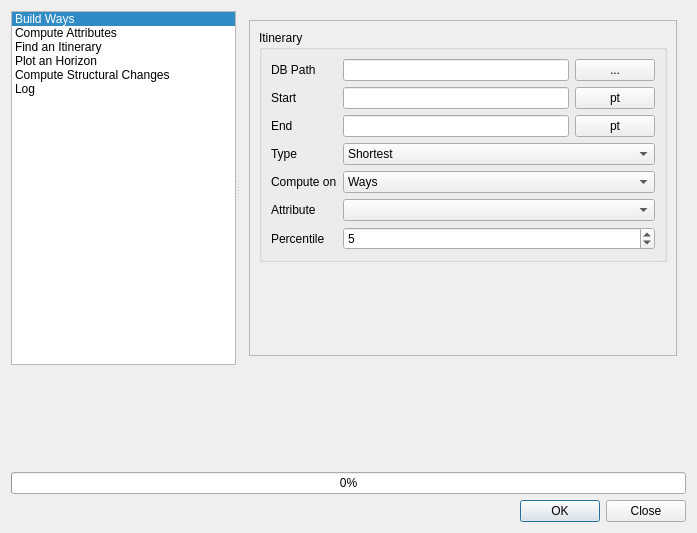
The window that src/morpheo/gui/ui/morpheo_dialog.ui (MorphoCity/morpheo-plugin) describes before a commit, drawn with Qt 5.
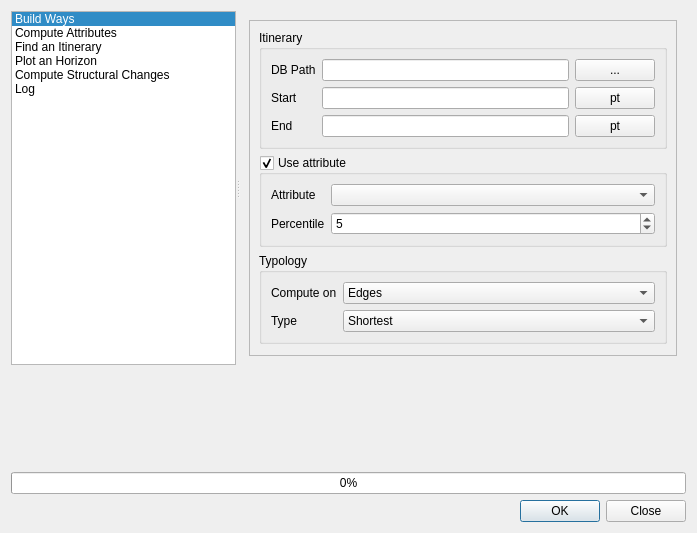
The same window after the commit. The open tabs and pages were chosen to show the change.

Commit message: QGIS Plugin: compute path

The edit to the form file:
```diff
--- a/src/morpheo/gui/ui/morpheo_dialog.ui
+++ b/src/morpheo/gui/ui/morpheo_dialog.ui
@@ -625,7 +625,7 @@
                 <x>0</x>
                 <y>0</y>
                 <width>428</width>
-                <height>285</height>
+                <height>357</height>
                </rect>
               </property>
               <property name="sizePolicy">
@@ -668,13 +668,6 @@
                     </property>
                    </widget>
                   </item>
-                  <item row="5" column="0">
-                   <widget class="QLabel" name="lPathWayAttribute">
-                    <property name="text">
-                     <string>Attribute</string>
-                    </property>
-                   </widget>
-                  </item>
                   <item row="2" column="1">
                    <layout class="QHBoxLayout" name="horizontalLayout_4">
                     <item>
@@ -696,20 +689,6 @@
                     </property>
                    </widget>
                   </item>
-                  <item row="4" column="0">
-                   <widget class="QLabel" name="lPathComputeOn">
-                    <property name="text">
-                     <string>Compute on</string>
-                    </property>
-                   </widget>
-                  </item>
-                  <item row="3" column="0">
-                   <widget class="QLabel" name="lPathType">
-                    <property name="text">
-                     <string>Type</string>
-                    </property>
-                   </widget>
-                  </item>
                   <item row="1" column="1">
                    <layout class="QHBoxLayout" name="horizontalLayout_3">
                     <item>
@@ -724,49 +703,6 @@
                     </item>
                    </layout>
                   </item>
-                  <item row="3" column="1">
-                   <widget class="QComboBox" name="cbxPathType">
-                    <item>
-                     <property name="text">
-                      <string>Shortest</string>
-                     </property>
-                    </item>
-                    <item>
-                     <property name="text">
-                      <string>Simplest</string>
-                     </property>
-                    </item>
-                    <item>
-                     <property name="text">
-                      <string>Azimuth</string>
-                     </property>
-                    </item>
-                    <item>
-                     <property name="text">
-                      <string>Way simplest</string>
-                     </property>
-                    </item>
-                    <item>
-                     <property name="text">
-                      <string>Naive azimuth</string>
-                     </property>
-                    </item>
-                   </widget>
-                  </item>
-                  <item row="4" column="1">
-                   <widget class="QComboBox" name="cbxPathComputeOn">
-                    <item>
-                     <property name="text">
-                      <string>Ways</string>
-                     </property>
-                    </item>
-                    <item>
-                     <property name="text">
-                      <string>Edges</string>
-                     </property>
-                    </item>
-                   </widget>
-                  </item>
                   <item row="1" column="0">
                    <widget class="QLabel" name="lPathStartPoint">
                     <property name="text">
@@ -774,18 +710,49 @@
                     </property>
                    </widget>
                   </item>
-                  <item row="5" column="1">
+                 </layout>
+                </widget>
+               </item>
+               <item>
+                <widget class="QGroupBox" name="grpPathAttribute">
+                 <property name="sizePolicy">
+                  <sizepolicy hsizetype="Preferred" vsizetype="Maximum">
+                   <horstretch>0</horstretch>
+                   <verstretch>0</verstretch>
+                  </sizepolicy>
+                 </property>
+                 <property name="title">
+                  <string>Use attribute</string>
+                 </property>
+                 <property name="checkable">
+                  <bool>true</bool>
+                 </property>
+                 <layout class="QGridLayout" name="gridLayout_11">
+                  <item row="1" column="0">
+                   <widget class="QLabel" name="lPathWayAttribute">
+                    <property name="text">
+                     <string>Attribute</string>
+                    </property>
+                   </widget>
+                  </item>
+                  <item row="1" column="1">
                    <widget class="QComboBox" name="cbxPathWayAttribute"/>
                   </item>
-                  <item row="6" column="0">
+                  <item row="2" column="0">
                    <widget class="QLabel" name="lPathPercentile">
                     <property name="text">
                      <string>Percentile</string>
                     </property>
                    </widget>
                   </item>
-                  <item row="6" column="1">
+                  <item row="2" column="1">
                    <widget class="QSpinBox" name="spxPathPercentile">
+                    <property name="sizePolicy">
+                     <sizepolicy hsizetype="Expanding" vsizetype="Fixed">
+                      <horstretch>0</horstretch>
+                      <verstretch>0</verstretch>
+                     </sizepolicy>
+                    </property>
                     <property name="minimum">
                      <number>1</number>
                     </property>
@@ -797,6 +764,85 @@
                  </layout>
                 </widget>
                </item>
+               <item>
+                <widget class="QGroupBox" name="grpPathType">
+                 <property name="sizePolicy">
+                  <sizepolicy hsizetype="Preferred" vsizetype="Maximum">
+                   <horstretch>0</horstretch>
+                   <verstretch>0</verstretch>
+                  </sizepolicy>
+                 </property>
+                 <property name="title">
+                  <string>Typology</string>
+                 </property>
+                 <layout class="QGridLayout" name="gridLayout_12">
+                  <item row="0" column="1">
+                   <widget class="QComboBox" name="cbxPathComputeOn">
+                    <property name="sizePolicy">
+                     <sizepolicy hsizetype="Expanding" vsizetype="Fixed">
+                      <horstretch>0</horstretch>
+                      <verstretch>0</verstretch>
+                     </sizepolicy>
+                    </property>
+                    <item>
+                     <property name="text">
+                      <string>Edges</string>
+                     </property>
+                    </item>
+                    <item>
+                     <property name="text">
+                      <string>Ways</string>
+                     </property>
+                    </item>
+                   </widget>
+                  </item>
+                  <item row="0" column="0">
+                   <widget class="QLabel" name="lPathComputeOn">
+                    <property name="text">
+                     <string>Compute on</string>
+                    </property>
+                   </widget>
+                  </item>
+                  <item row="1" column="0">
+                   <widget class="QLabel" name="lPathType">
+                    <property name="text">
+                     <string>Type</string>
+                    </property>
+                   </widget>
+                  </item>
+                  <item row="1" column="1">
+                   <widget class="QComboBox" name="cbxPathType">
+                    <property name="sizePolicy">
+                     <sizepolicy hsizetype="Expanding" vsizetype="Fixed">
+                      <horstretch>0</horstretch>
+                      <verstretch>0</verstretch>
+                     </sizepolicy>
+                    </property>
+                    <item>
+                     <property name="text">
+                      <string>Shortest</string>
+                     </property>
+                    </item>
+                    <item>
+                     <property name="text">
+                      <string>Simplest</string>
+                     </property>
+                    </item>
+                    <item>
+                     <property name="text">
+                      <string>Azimuth</string>
+                     </property>
+                    </item>
+                    <item>
+                     <property name="text">
+                      <string>Way simplest</string>
+                     </property>
+                    </item>
+                   </widget>
+                  </item>
+                 </layout>
+                </widget>
+               </item>
               </layout>
              </widget>
             </widget>
```
Left out of the diff: 6 changed lines with no effect on the pictures. The commit also changes 2 other files.
